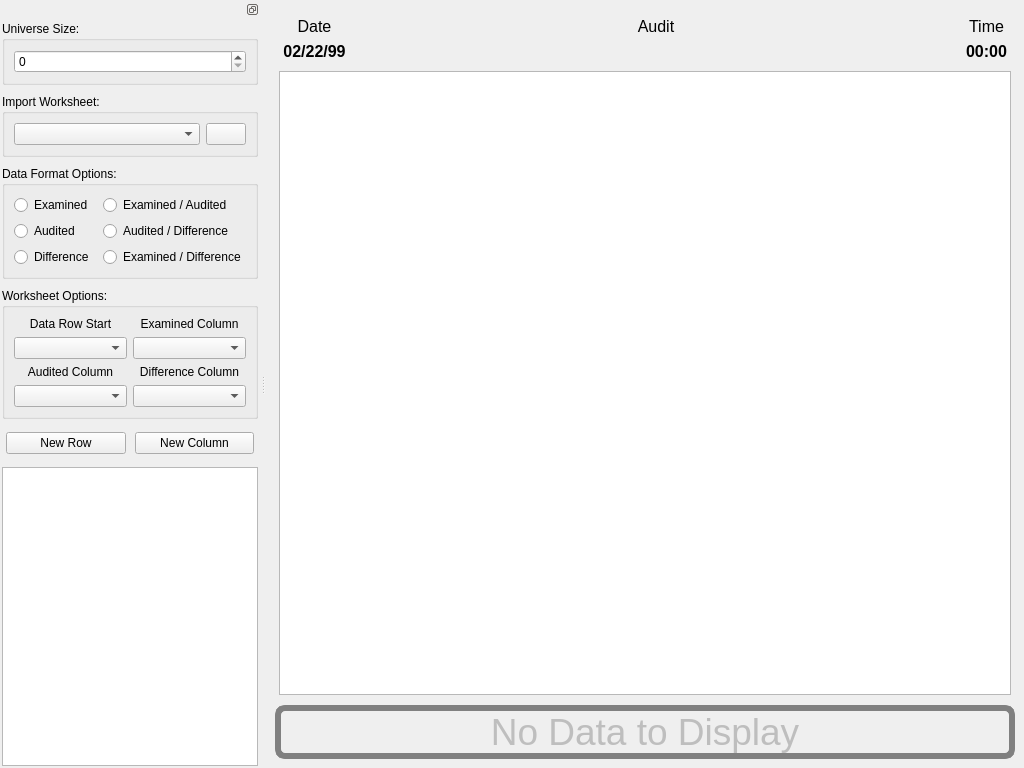
Before: the Qt Designer form products/RAT-STATS/rstats_modules/unrestricted_variable_appraisal/src/UIRStatsUVA.ui in cbtek/RStats2017, drawn with Qt 5.
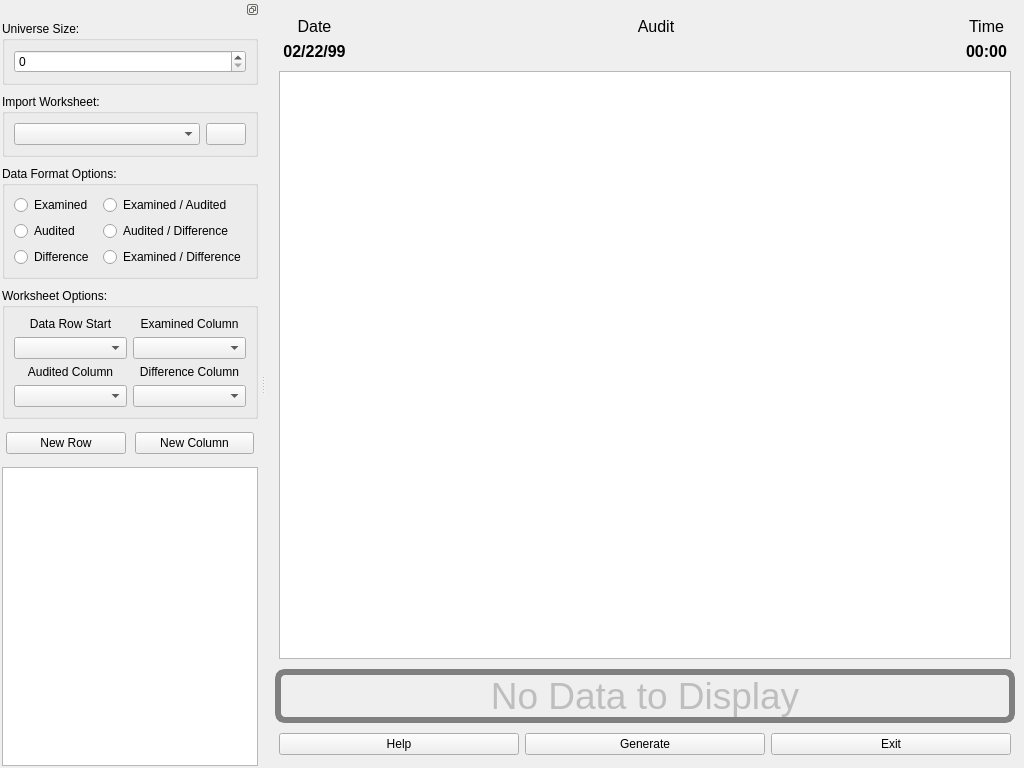
After: the same form once the commit is applied.

The edit to the form file:
```diff
--- a/products/RAT-STATS/rstats_modules/unrestricted_variable_appraisal/src/UIRStatsUVA.ui
+++ b/products/RAT-STATS/rstats_modules/unrestricted_variable_appraisal/src/UIRStatsUVA.ui
@@ -185,6 +185,43 @@
       </property>
      </widget>
     </item>
+    <item>
+     <layout class="QHBoxLayout" name="horizontalLayout">
+      <property name="leftMargin">
+       <number>4</number>
+      </property>
+      <property name="topMargin">
+       <number>4</number>
+      </property>
+      <property name="rightMargin">
+       <number>4</number>
+      </property>
+      <property name="bottomMargin">
+       <number>4</number>
+      </property>
+      <item>
+       <widget class="QPushButton" name="m_btnHelp">
+        <property name="text">
+         <string>Help</string>
+        </property>
+       </widget>
+      </item>
+      <item>
+       <widget class="QPushButton" name="m_btnGenerate">
+        <property name="text">
+         <string>Generate</string>
+        </property>
+       </widget>
+      </item>
+      <item>
+       <widget class="QPushButton" name="m_btnExit">
+        <property name="text">
+         <string>Exit</string>
+        </property>
+       </widget>
+      </item>
+     </layout>
+    </item>
    </layout>
   </widget>
   <widget class="QDockWidget" name="m_dockOptions">
```
Left out of the diff: 19 changed lines with no effect on the pictures.
